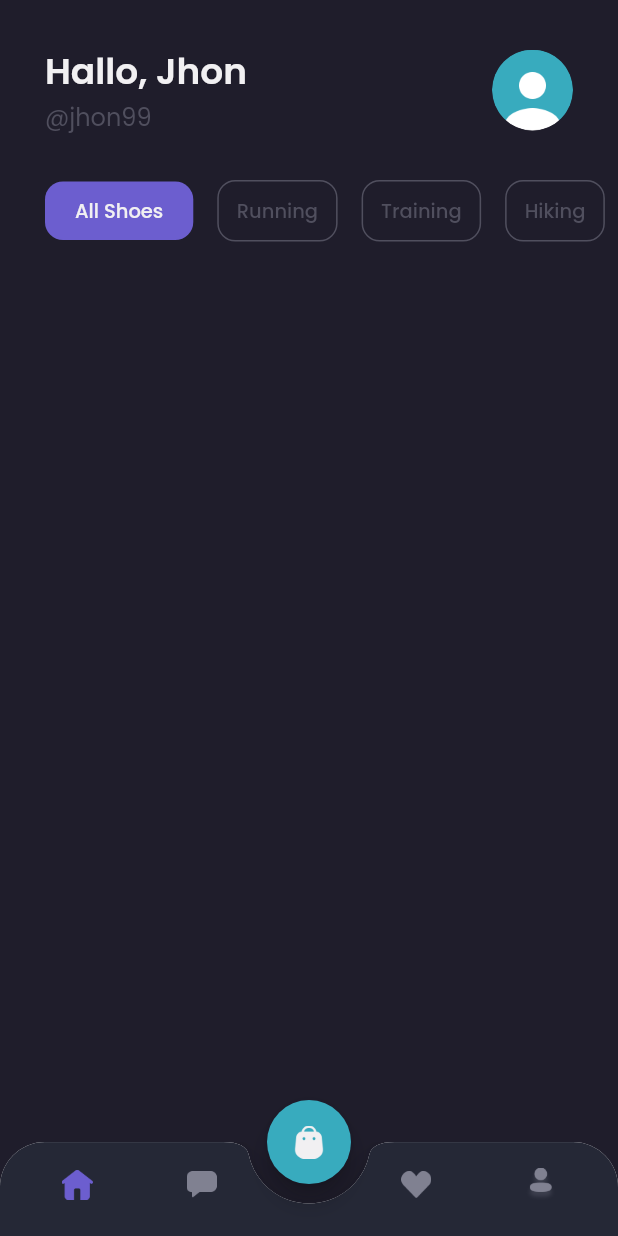
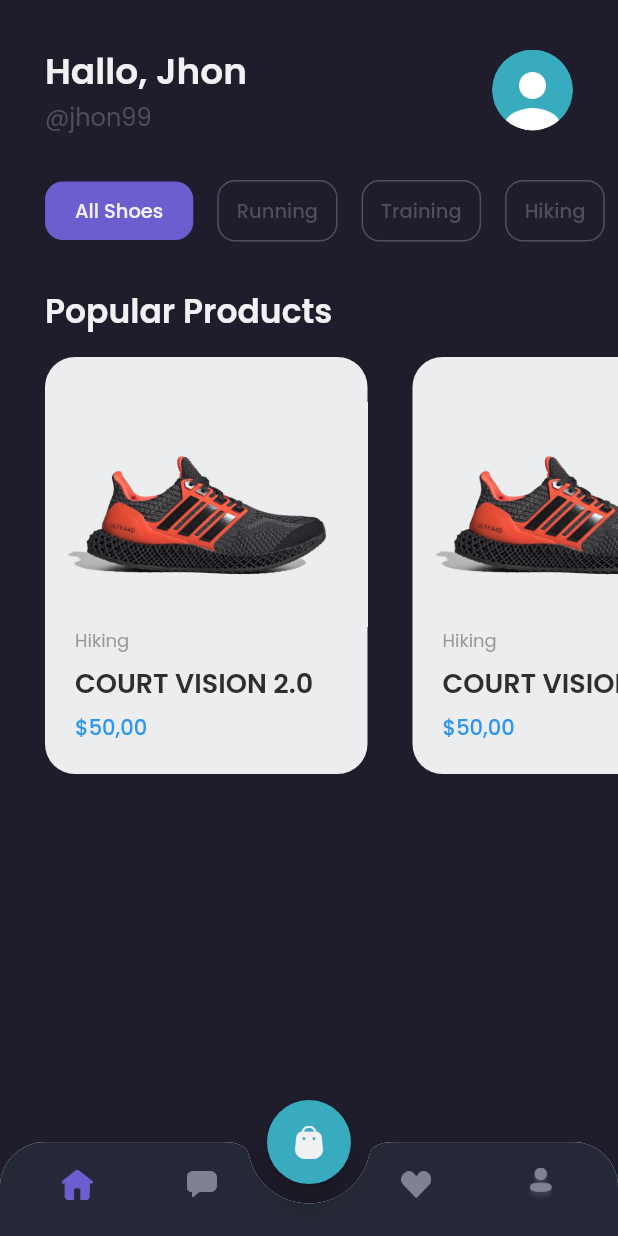
Before and after one commit to yusuffront99/Flutters, a Flutter app: the MainPage screen opened by its route, on a phone screen of 412 x 824 dp. Run offline on Flutter 3.47's test engine with Material 2 defaults, Android fonts, the phone set to English and light mode, and no system bars; our stand-ins replace google_fonts.

Commit message:
design template  and update more codes

```diff
--- a/shamo/lib/pages/Home/home_page.dart
+++ b/shamo/lib/pages/Home/home_page.dart
@@ -1,4 +1,5 @@
 import 'package:flutter/material.dart';
+import 'package:shamo/pages/widgets/product_card.dart';
 import 'package:shamo/themes/theme.dart';
 
 class HomePage extends StatelessWidget {
@@ -133,9 +134,53 @@
       );
     }
 
+    //=== TITLE & PRODUCT IMAGES
+    Widget popularProductTitle() {
+      return Container(
+        margin: EdgeInsets.only(
+          top: defaultMargin,
+          left: defaultMargin,
+          right: defaultMargin,
+        ),
+        child: Text(
+          'Popular Products',
+          style: primaryTextStyle.copyWith(fontSize: 22, fontWeight: semiBold),
+        ),
+      );
+    }
+
+    //=== PRODUCTS
+    Widget popularProducts() {
+      return Container(
+        margin: EdgeInsets.only(top: 14),
+        child: SingleChildScrollView(
+          scrollDirection: Axis.horizontal,
+          child: Row(
+            children: [
+              SizedBox(
+                width: defaultMargin,
+              ),
+              Row(
+                children: [
+                  ProductCard(),
+                  ProductCard(),
+                  ProductCard(),
+                ],
+              ),
+            ],
+          ),
+        ),
+      );
+    }
+
     //=== VIEW SCROLL
     return ListView(
-      children: [header(), categories()],
+      children: [
+        header(),
+        categories(),
+        popularProductTitle(),
+        popularProducts(),
+      ],
     );
   }
 }
--- /dev/null
+++ b/shamo/lib/pages/widgets/product_card.dart
@@ -0,0 +1,64 @@
+import 'package:flutter/material.dart';
+import 'package:shamo/themes/theme.dart';
+
+class ProductCard extends StatelessWidget {
+  @override
+  Widget build(BuildContext context) {
+    return Container(
+      width: 215,
+      height: 278,
+      margin: EdgeInsets.only(right: defaultMargin),
+      decoration: BoxDecoration(
+        borderRadius: BorderRadius.circular(20),
+        color: Color(0XFFECEDEF),
+      ),
+      child: Column(
+        crossAxisAlignment: CrossAxisAlignment.start,
+        children: [
+          SizedBox(
+            height: 30,
+          ),
+          Image.asset(
+            'assets/images/image_running.png',
+            width: 215,
+            height: 150,
+            fit: BoxFit.cover,
+          ),
+          Container(
+            margin: EdgeInsets.symmetric(horizontal: 20),
+            child: Column(
+              crossAxisAlignment: CrossAxisAlignment.start,
+              children: [
+                Text(
+                  'Hiking',
+                  style: secondaryTextStyle.copyWith(
+                    fontSize: 12,
+                  ),
+                ),
+                SizedBox(
+                  height: 6,
+                ),
+                Text(
+                  'COURT VISION 2.0',
+                  style: blackTextStyle.copyWith(
+                      fontSize: 18, fontWeight: semiBold),
+                  overflow: TextOverflow.ellipsis,
+                ),
+                SizedBox(
+                  height: 6,
+                ),
+                Text(
+                  '\$50,00',
+                  style: priceTextStyle.copyWith(
+                    fontSize: 14,
+                    fontWeight: medium,
+                  ),
+                ),
+              ],
+            ),
+          )
+        ],
+      ),
+    );
+  }
+}
--- a/shamo/lib/themes/theme.dart
+++ b/shamo/lib/themes/theme.dart
@@ -16,6 +16,7 @@
 Color subtitleColor = Color(0XFF504F5E);
 Color inActiveButton = Color(0xFF808191);
 Color transparentColor = Colors.transparent;
+Color blackColor = Color(0XFF2E2E2E);
 
 TextStyle primaryTextStyle = GoogleFonts.poppins(
   color: primaryTextColor,
@@ -29,6 +30,8 @@
 
 TextStyle linkTitleStyle = GoogleFonts.poppins(color: primaryColor);
 
+TextStyle blackTextStyle = GoogleFonts.poppins(color: blackColor);
+
 FontWeight light = FontWeight.w300;
 FontWeight regular = FontWeight.w400;
 FontWeight medium = FontWeight.w500;
```
